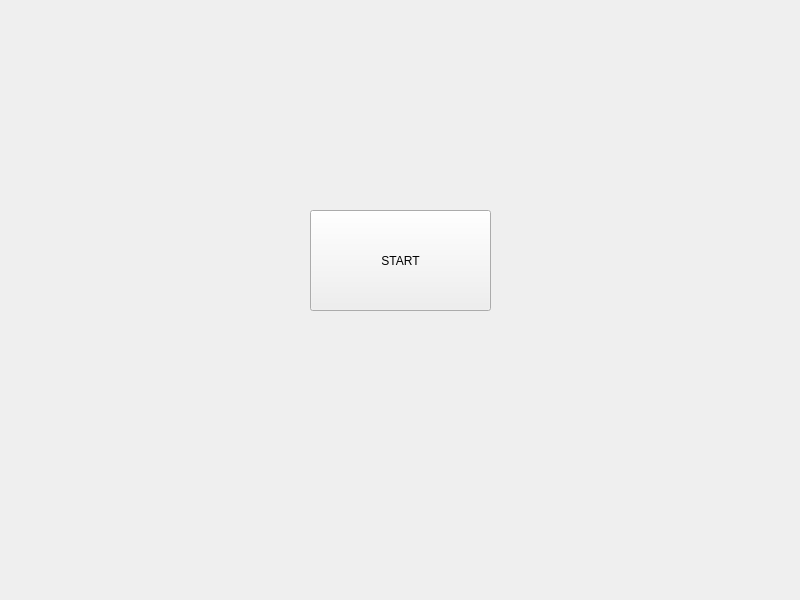
Old version of the form bank-automat/mainwindow.ui in the repository DeveMike/Software_Development_Application_Project.
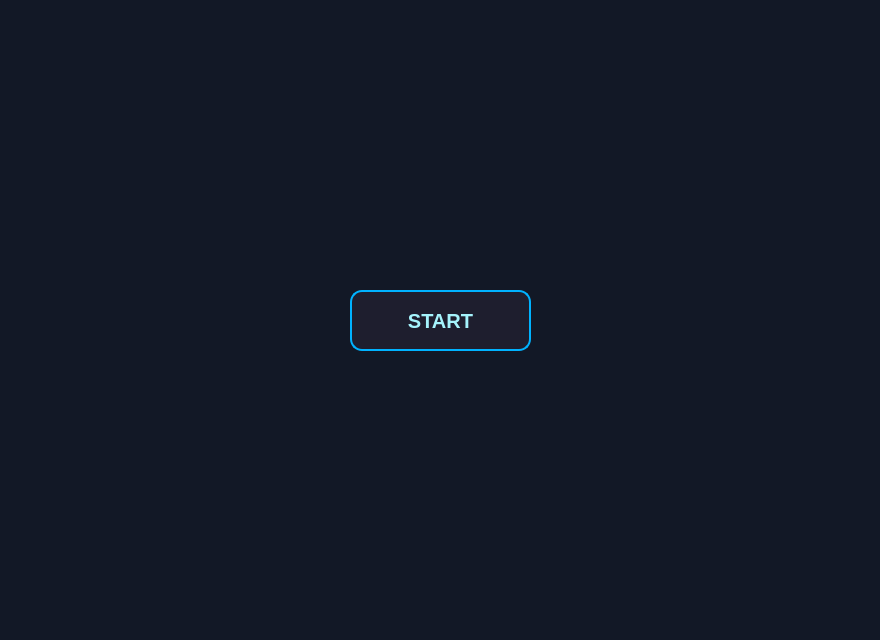
New version of the form.

Commit message: Add virtual keypad and improve UI design

Patch:
```diff
--- a/bank-automat/mainwindow.ui
+++ b/bank-automat/mainwindow.ui
@@ -6,8 +6,8 @@
    <rect>
     <x>0</x>
     <y>0</y>
-    <width>800</width>
-    <height>600</height>
+    <width>880</width>
+    <height>640</height>
    </rect>
   </property>
   <property name="mouseTracking">
@@ -16,15 +16,50 @@
   <property name="windowTitle">
    <string>Dialog</string>
   </property>
+  <property name="styleSheet">
+   <string notr="true">QDialog, QWidget {
+    background-color: #121826;
+}
+</string>
+  </property>
   <widget class="QPushButton" name="btnStart">
    <property name="geometry">
     <rect>
-     <x>310</x>
-     <y>210</y>
+     <x>350</x>
+     <y>290</y>
      <width>181</width>
-     <height>101</height>
+     <height>61</height>
     </rect>
    </property>
+   <property name="styleSheet">
+    <string notr="true">QPushButton {
+    background-color: #1E1E2E;
+    color: #A5F3FC;
+    font-size: 20px;
+    font-weight: bold;
+    border: 2px solid #00B2FF;
+    border-radius: 12px;
+    padding: 10px;
+    box-shadow: 0px 4px 10px rgba(0, 178, 255, 0.3);
+    transition: all 0.2s ease-in-out;
+}
+
+QPushButton:hover {
+    background-color: #00B2FF;
+    color: #1E1E2E;
+    border: 2px solid #A5F3FC;
+    box-shadow: 0px 4px 15px rgba(165, 243, 252, 0.6);
+    transform: scale(1.05);
+}
+
+QPushButton:pressed {
+    background-color: #0084C9;
+    color: #FFFFFF;
+    box-shadow: inset 0px 4px 8px rgba(0, 0, 0, 0.5);
+    transform: scale(0.95);
+}
+</string>
+   </property>
    <property name="text">
     <string>START</string>
    </property>
```
The commit also changes 3 other files.
